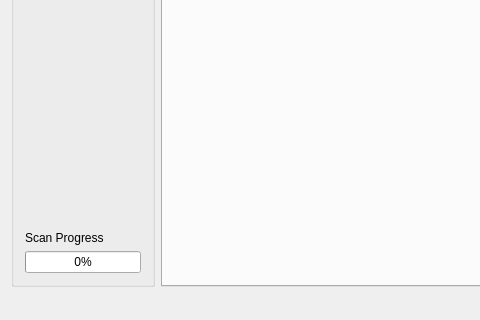
First picture: the form in mainwindow.ui, repository kncrabtree/nicerohms, before the edit; both pictures show x 0 to 480 and y 157 to 477 of the 748 by 477 pixel window.
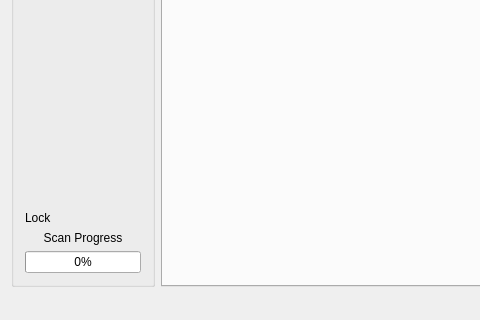
Second picture: the form after the edit. Custom widgets are drawn as their Qt base class.

Commit message: Added Led for lock indicator; bugfixes

What changed in the file:
```diff
--- a/mainwindow.ui
+++ b/mainwindow.ui
@@ -87,11 +87,34 @@
          </property>
         </spacer>
        </item>
+       <item>
+        <layout class="QFormLayout" name="formLayout_2">
+         <property name="rowWrapPolicy">
+          <enum>QFormLayout::DontWrapRows</enum>
+         </property>
+         <property name="formAlignment">
+          <set>Qt::AlignLeading|Qt::AlignLeft|Qt::AlignTop</set>
+         </property>
+         <item row="0" column="0">
+          <widget class="QLabel" name="lockLabel">
+           <property name="text">
+            <string>Lock</string>
+           </property>
+          </widget>
+         </item>
+         <item row="0" column="1">
+          <widget class="Led" name="lockLed" native="true"/>
+         </item>
+        </layout>
+       </item>
        <item>
         <widget class="QLabel" name="label">
          <property name="text">
           <string>Scan Progress</string>
          </property>
+         <property name="alignment">
+          <set>Qt::AlignCenter</set>
+         </property>
         </widget>
        </item>
        <item>
@@ -189,6 +212,12 @@
    <header>dataplotviewwidget.h</header>
    <container>1</container>
   </customwidget>
+  <customwidget>
+   <class>Led</class>
+   <extends>QWidget</extends>
+   <header>led.h</header>
+   <container>1</container>
+  </customwidget>
  </customwidgets>
  <resources/>
  <connections/>
```
The commit also changes 12 other files.
